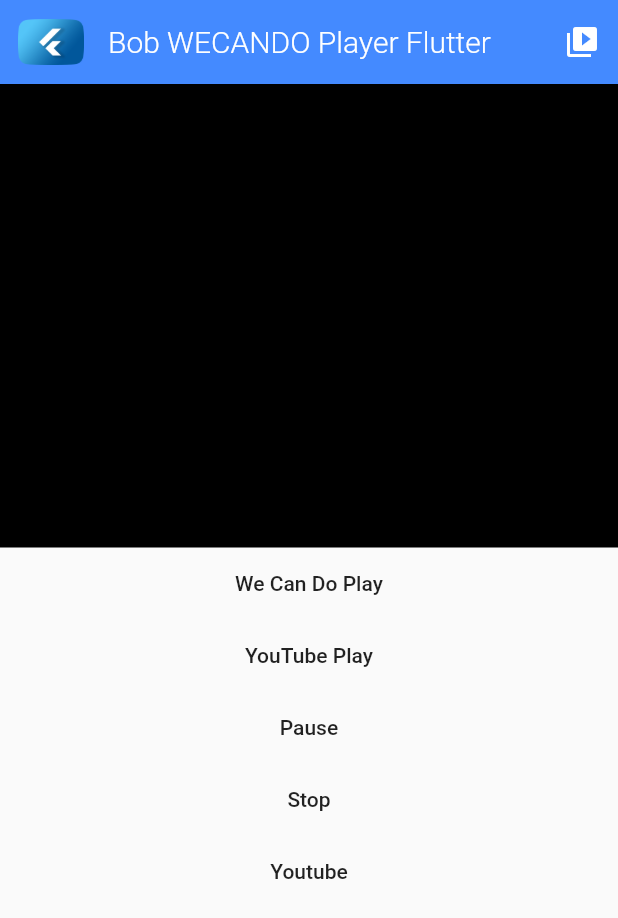
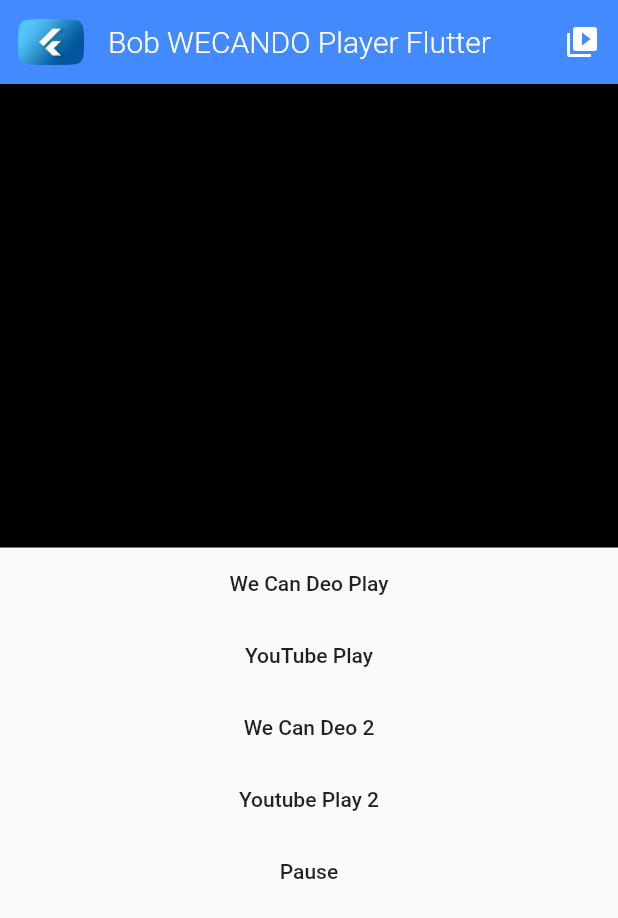
Before and after one commit to amond-project/flutter-plugins, a Flutter app: the screen it shows after launch, on a phone screen of 412 x 824 dp. Shown: the top 918 px of the screen. Run offline on Flutter 3.47's test engine with Material 2 defaults, Android fonts, the light colour scheme and no system bars; our stand-ins replace youtube_player_flutter; missing offline and left inert: flutter_inappwebview.

Commit message:
WeCanDeo 플레이어에서 다른 컨텐츠 재생 시 안 되던 문제 해결.

```diff
--- a/example/lib/main.dart
+++ b/example/lib/main.dart
@@ -104,7 +104,7 @@
               },),
           ),
           FlatButton(
-            child: Text("We Can Do Play"),
+            child: Text("We Can Deo Play"),
             onPressed: () {
               playerObj.setSouce(
                   "http://play.wecandeo.com/video/v/?key=BOKNS9AQWrFXVTfipXQ6c1hsN1ZaB9TxKej10EZ2nAvJisRYkiixl6fbrKGKgfKFPwplFGipd7WMv3b27rE983vAVwieie");
@@ -119,21 +119,23 @@
             },
           ),
           FlatButton(
+            child: Text("We Can Deo 2"),
+            onPressed: () {
+              //playerObj.stop();
+              playerObj.setSouce("http://play.wecandeo.com/video/v/?key=BOKNS9AQWrHtFFoZ3udAS4k647dHAtlqG4eh4nY4J3bKZbvfbASNbLKGKgfKFPwplFGipd7WMv3b27rE983vAVwieie");
+
+            },
+          ),
+          FlatButton(
+            child: Text("Youtube Play 2"),
+            onPressed: () {
+              playerObj.setSouce("6N9tRwLa3Rs");
+            },
+          ),
+          FlatButton(
             child: Text("Pause"),
             onPressed: () {
               playerObj.pause();
-            },
-          ),
-          FlatButton(
-            child: Text("Stop"),
-            onPressed: () {
-              playerObj.stop();
-            },
-          ),
-          FlatButton(
-            child: Text("Youtube"),
-            onPressed: () {
-              playerObj.setSouce("6N9tRwLa3Rs");
             },
           ),
         ],
--- a/lib/BobWCDPlayer.dart
+++ b/lib/BobWCDPlayer.dart
@@ -233,8 +233,10 @@
   }
 
   void setSource(String src) {
-    this.src = src;
-    webView?.loadData(data: wcdPlayer);
+    if (src != this.src) {
+      this.src = src;
+      webView?.loadData(data: wcdPlayer);
+    }
   }
 
   void play() {
```
Also changed, not shown: lib/BobMultiPlayer.dart (+6 -2 lines).
